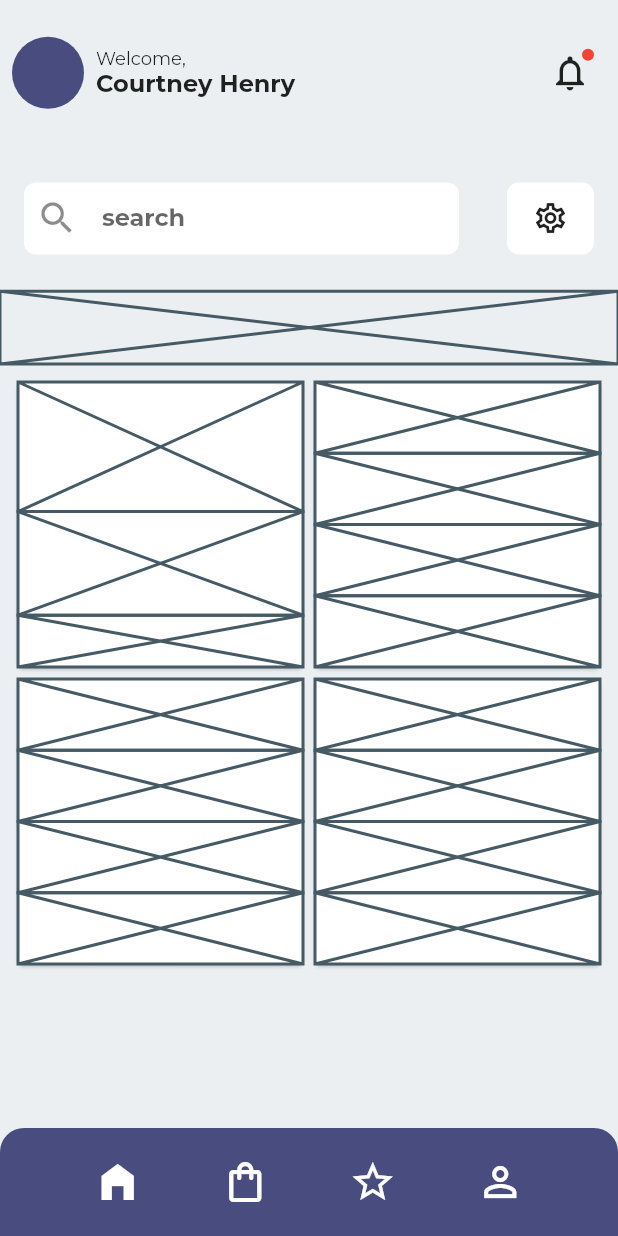
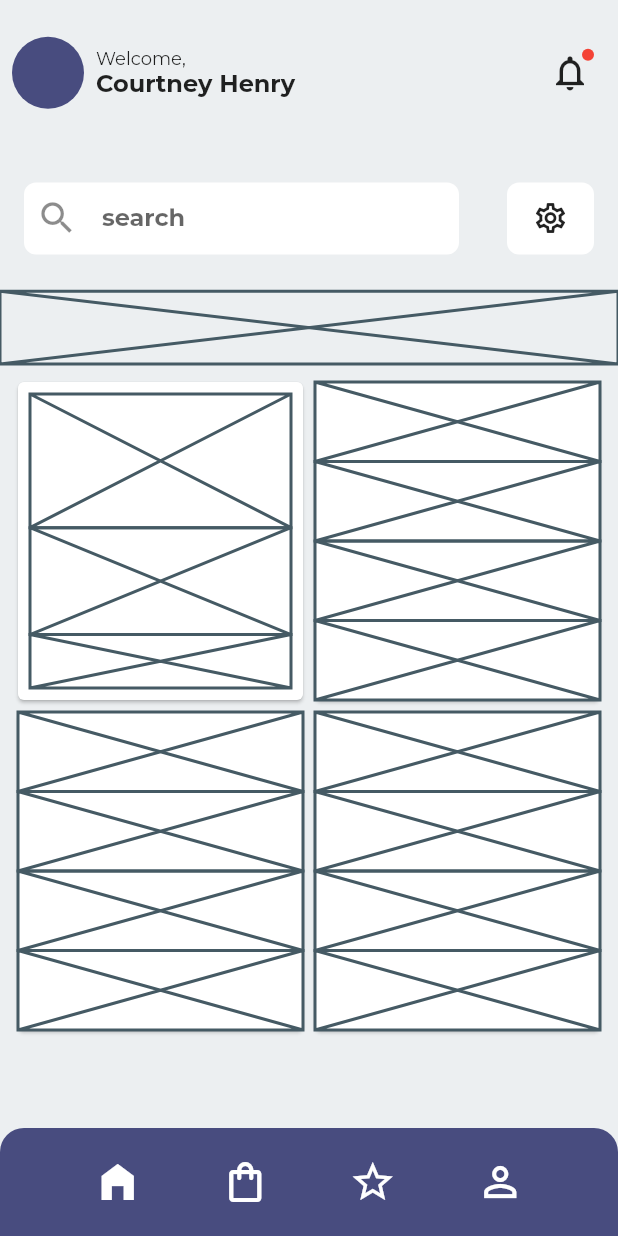
Before and after one commit to JAICHANGPARK/flutter_notebook_11th_story, a Flutter app: the screen it shows after launch, on a phone screen of 412 x 824 dp. Run offline on Flutter 3.47's test engine with Material 2 defaults, Android fonts, the phone set to English and light mode, and no system bars; our stand-ins replace backdrop, badges, flutter_inner_drawer, flutter_slidable, flutter_swiper, google_fonts.

Commit message:
Update furniture_home_page.dart

```diff
--- a/lib/ep735_furniture_app/ui/furniture_home_page.dart
+++ b/lib/ep735_furniture_app/ui/furniture_home_page.dart
@@ -132,10 +132,12 @@ class _FurnitureHomePageState extends State<FurnitureHomePage> {
                     child: Padding(
                       padding: const EdgeInsets.all(8.0),
                       child: GridView.count(
-
                         crossAxisCount: 2,
+                        childAspectRatio: 0.9,
                         children: [
                           Card(
+                            child: Padding(
+                              padding: const EdgeInsets.all(8.0),
                               child: Column(
                                 crossAxisAlignment: CrossAxisAlignment.start,
                                 children: [
@@ -146,6 +148,7 @@ class _FurnitureHomePageState extends State<FurnitureHomePage> {
                                   Expanded(flex: 4, child: Placeholder()),
                                   Expanded(flex: 2, child: Placeholder()),
                                 ],
+                              ),
                             ),
                           ),
                           Card(
```
Lines whose indentation alone changed are shown as unchanged.
